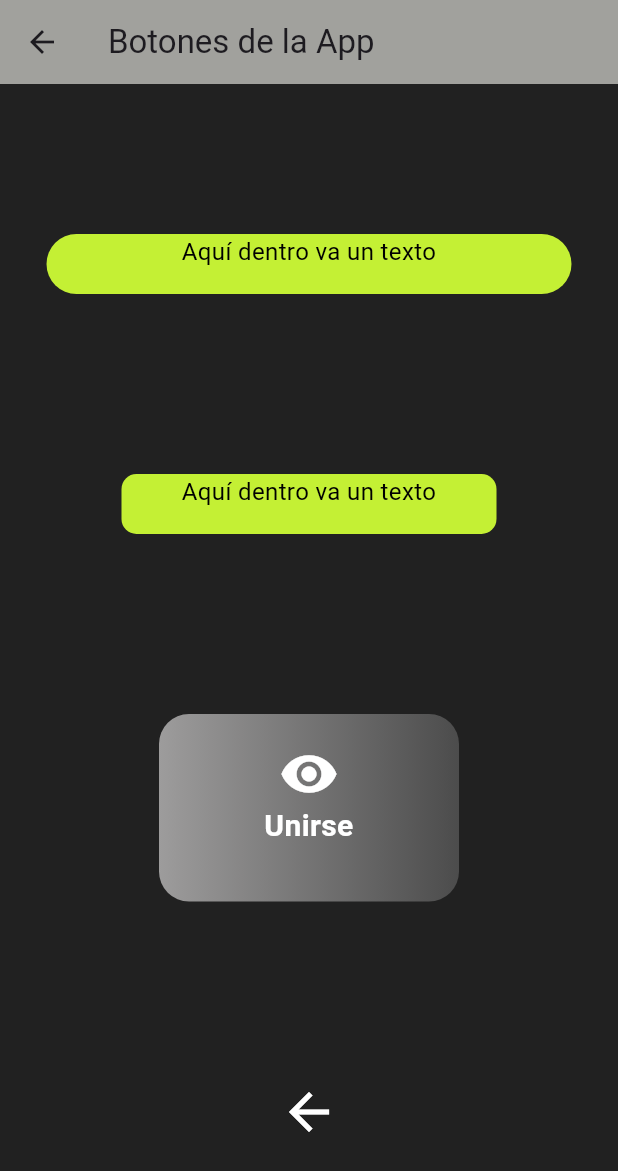
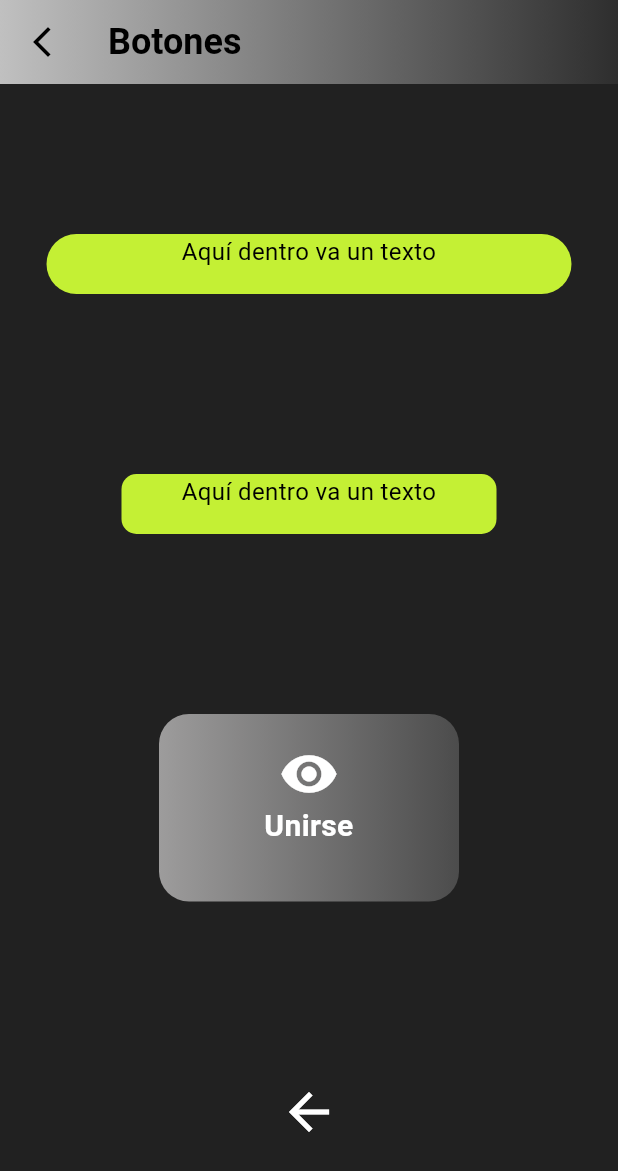
Before and after one commit to Yonderus/Respi, a Flutter app: the CatalogPage screen opened directly, after a tap on "Botones", on a phone screen of 412 x 824 dp. Shown: the top 1171 px of the screen. Run offline on Flutter 3.47's test engine with Material 3 defaults, Android fonts, the phone set to English and light mode, and no system bars.

Commit message:
(Mauro) Modificando catalogo

```diff
--- a/lib/catalog/catalog_page.dart
+++ b/lib/catalog/catalog_page.dart
@@ -1,5 +1,7 @@
 import 'package:flutter/material.dart';
 import 'package:respi/catalog/demos/buttons_demo.dart';
+import 'package:respi/catalog/demos/communication_demo.dart';
+import 'package:respi/catalog/demos/containment_demo.dart';
 
 class CatalogPage extends StatelessWidget {
   const CatalogPage({super.key});
@@ -7,15 +9,37 @@ class CatalogPage extends StatelessWidget {
   @override
   Widget build(BuildContext context) {
     return Scaffold(
+      // AppBar
       appBar: AppBar(
-        backgroundColor: Color.fromRGBO(75, 75, 75, 100),
+        actions: [
+          IconButton(
+            icon: const Icon(Icons.settings, color: Colors.white, size: 32),
+            onPressed: () {},
+            padding: EdgeInsets.symmetric(horizontal: 22),
+            constraints: const BoxConstraints(),
+          ),
+        ],
+        backgroundColor: Colors.transparent,
+        flexibleSpace: Container(
+          decoration: const BoxDecoration(
+            gradient: LinearGradient(
+              begin: Alignment.centerLeft,
+              end: Alignment.centerRight,
+              colors: [
+                Color.fromARGB(255, 192, 192, 192), // color izquierdo
+                Color(0xFF2E2E2E), // color derecho (más oscuro o claro)
+              ],
+            ),
+          ),
+        ),
         title: const Text('Catálogo'),
         titleTextStyle: TextStyle(
-          color: Colors.white,
+          color: const Color.fromARGB(255, 0, 0, 0),
           fontSize: 24,
           fontWeight: FontWeight.bold,
         ),
       ),
+
       body: ListView(
         children: [
           Card(
@@ -26,10 +50,39 @@ class CatalogPage extends StatelessWidget {
                 style: TextStyle(fontWeight: FontWeight.bold),
               ),
               onTap: () {
-                // Asegúrate de importar 'buttons_demo.dart' y que exista la clase ButtonsDemo
                 Navigator.of(
                   context,
                 ).push(MaterialPageRoute(builder: (context) => DemoButtons()));
+              },
+            ),
+          ),
+
+          Card(
+            child: ListTile(
+              trailing: const Icon(Icons.chevron_right),
+              title: Text(
+                'Comunicaciones',
+                style: TextStyle(fontWeight: FontWeight.bold),
+              ),
+              onTap: () {
+                Navigator.of(context).push(
+                  MaterialPageRoute(builder: (context) => DemoCommunication()),
+                );
+              },
+            ),
+          ),
+
+          Card(
+            child: ListTile(
+              trailing: const Icon(Icons.chevron_right),
+              title: Text(
+                'Contenedores',
+                style: TextStyle(fontWeight: FontWeight.bold),
+              ),
+              onTap: () {
+                Navigator.of(context).push(
+                  MaterialPageRoute(builder: (context) => DemoContainment()),
+                );
               },
             ),
           ),
--- a/lib/catalog/demos/buttons_demo.dart
+++ b/lib/catalog/demos/buttons_demo.dart
@@ -1,4 +1,5 @@
 import 'package:flutter/material.dart';
+import 'package:respi/catalog/widgets/app_bar_widget.dart';
 
 class DemoButtons extends StatelessWidget {
   const DemoButtons({super.key});
@@ -6,10 +7,8 @@ class DemoButtons extends StatelessWidget {
   @override
   Widget build(BuildContext context) {
     return Scaffold(
-      appBar: AppBar(
-        title: const Text('Botones de la App'),
-        backgroundColor: const Color.fromARGB(255, 161, 161, 157),
-      ),
+      appBar: AppBarWidget(texto: 'Botones'),
+
       body: Container(
         decoration: BoxDecoration(color: Colors.grey[900]),
         child: Center(
--- /dev/null
+++ b/lib/catalog/demos/communication_demo.dart
@@ -0,0 +1,10 @@
+import 'package:flutter/material.dart';
+
+class DemoCommunication extends StatelessWidget {
+  const DemoCommunication({super.key});
+
+  @override
+  Widget build(BuildContext context) {
+    return Scaffold();
+  }
+}
--- /dev/null
+++ b/lib/catalog/demos/containment_demo.dart
@@ -0,0 +1,19 @@
+import 'package:flutter/material.dart';
+import 'package:respi/catalog/widgets/app_bar_widget.dart';
+
+class DemoContainment extends StatelessWidget {
+  const DemoContainment({super.key});
+
+  @override
+  Widget build(BuildContext context) {
+    return Scaffold(
+      appBar: AppBarWidget(texto: "Contenedores"),
+
+      body: Container(
+        decoration: const BoxDecoration(color: Color(0xFF6B6B6B)),
+
+        child: Center(child: Container()),
+      ),
+    );
+  }
+}
--- /dev/null
+++ b/lib/catalog/widgets/app_bar_widget.dart
@@ -0,0 +1,39 @@
+import 'package:flutter/material.dart';
+
+class AppBarWidget extends StatelessWidget implements PreferredSizeWidget {
+  final String texto;
+
+  const AppBarWidget({super.key, required this.texto});
+
+  @override
+  Size get preferredSize => const Size.fromHeight(kToolbarHeight);
+
+  @override
+  Widget build(BuildContext context) {
+    return AppBar(
+      leading: IconButton(
+        icon: const Icon(Icons.arrow_back_ios_new, color: Colors.black),
+        onPressed: () => Navigator.maybePop(context),
+      ),
+      backgroundColor: Colors.transparent,
+      flexibleSpace: Container(
+        decoration: const BoxDecoration(
+          gradient: LinearGradient(
+            begin: Alignment.centerLeft,
+            end: Alignment.centerRight,
+            colors: [
+              Color.fromARGB(255, 192, 192, 192), // color izquierdo
+              Color(0xFF2E2E2E), // color derecho (más oscuro o claro)
+            ],
+          ),
+        ),
+      ),
+      title: Text(texto),
+      titleTextStyle: TextStyle(
+        color: Colors.black,
+        fontSize: 24,
+        fontWeight: FontWeight.bold,
+      ),
+    );
+  }
+}
--- a/lib/main.dart
+++ b/lib/main.dart
@@ -14,7 +14,7 @@ class MainApp extends StatelessWidget {
   Widget build(BuildContext context) {
     return const MaterialApp(
       debugShowCheckedModeBanner: false,
-      home: DemoButtons(),
+      home: CatalogPage(),
     );
   }
 }
```
